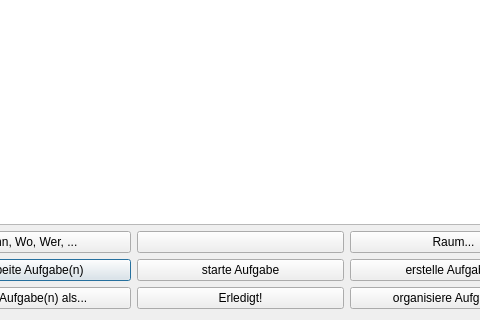
Old version of the form src/ui/task_list.ui in the repository amogorkon/watnu; both pictures show x 87 to 567 and y 182 to 502 of the 655 by 502 pixel window.
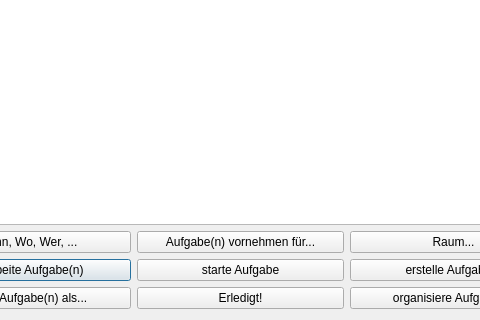
New version of the form.

Diff of the .ui file:
```diff
--- a/src/ui/task_list.ui
+++ b/src/ui/task_list.ui
@@ -410,7 +410,7 @@
         </sizepolicy>
        </property>
        <property name="text">
-        <string/>
+        <string>Aufgabe(n) vornehmen für...</string>
        </property>
        <property name="shortcut">
         <string>8</string>
```
